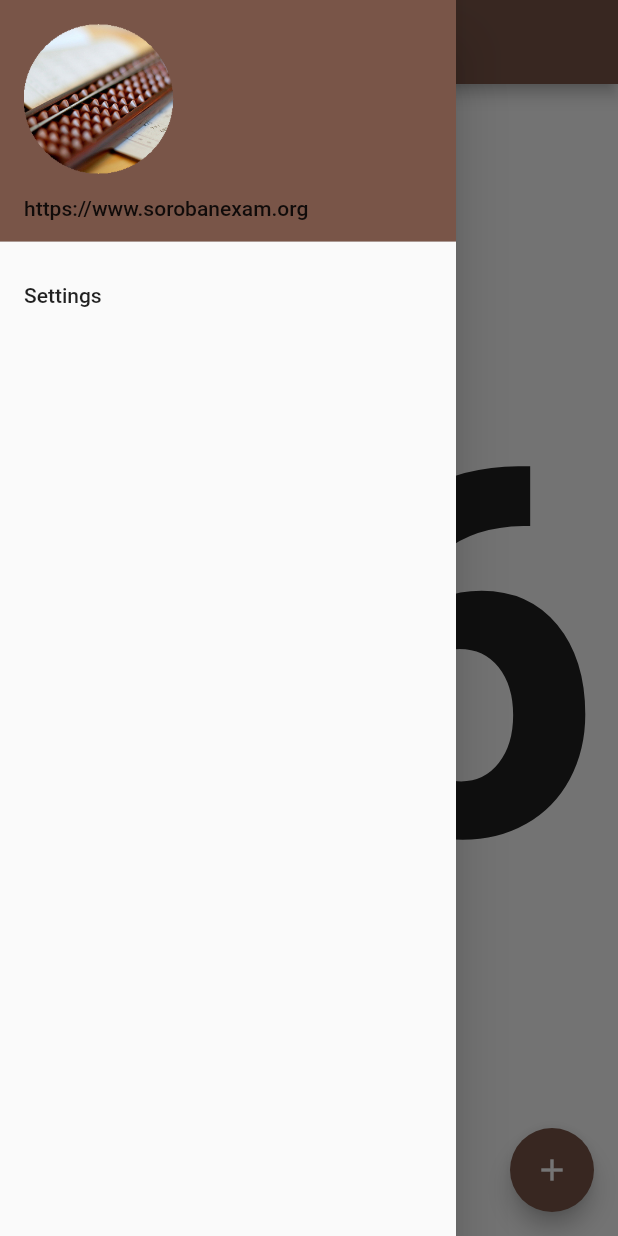
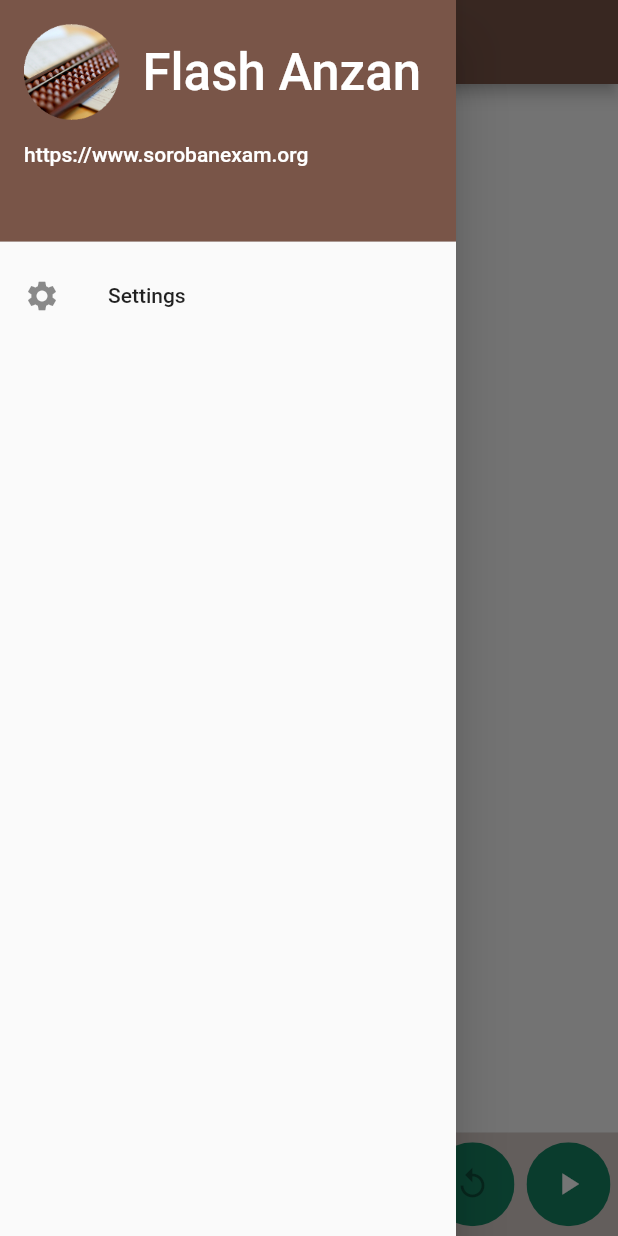
Before and after one commit to solsticedhiver/anzan, a Flutter app: the screen it shows after launch, with the side drawer open, on a phone screen of 412 x 824 dp. Run offline on Flutter 3.47's test engine with Material 2 defaults, Android fonts, the phone set to English and light mode, and no system bars; our stand-ins replace settings_ui.

Commit message:
Add a settings route
* rework main ui layout

```diff
--- a/lib/main.dart
+++ b/lib/main.dart
@@ -1,5 +1,9 @@
+import 'dart:async';
+import 'dart:math';
+
 import 'package:flutter/material.dart';
-import 'dart:math';
+
+import 'settings.dart';
 
 void main() {
   runApp(const MyApp());
@@ -31,16 +35,67 @@
 
 class _MyHomePageState extends State<MyHomePage> {
   int _number = 0;
+  int _indx = 0;
+  Timer? _timer;
+  bool isReplayable = false;
+  bool isPlaying = false;
+  bool isVisible = false;
+  List<int> numbers = [];
 
   @override
   void initState() {
-    _number = Random().nextInt(99);
     super.initState();
   }
 
-  void _newRandomNumber() {
+  void _generateNumbers(int length, int digits) {
+    int startInt = pow(10, digits - 1).toInt();
+    int maxInt = pow(10, digits).toInt() - startInt;
+    debugPrint('maxInt=$maxInt, startInt=$startInt');
+    numbers =
+        List.generate(length, (index) => Random().nextInt(maxInt) + startInt);
+    debugPrint(numbers.toString());
+  }
+
+  void _nextRandomNumber() {
     setState(() {
-      _number = Random().nextInt(99);
+      isVisible = true;
+      _number = numbers[_indx];
+      _indx++;
+    });
+    Future.delayed(const Duration(milliseconds: 500), () {
+      setState(() {
+        isVisible = false;
+        if (_indx >= numbers.length) {
+          isPlaying = false;
+          _timer!.cancel();
+        }
+      });
+    });
+  }
+
+  void _replay() {
+    _indx = 0;
+    _timer = Timer.periodic(const Duration(milliseconds: 1000), (timer) {
+      if (!isPlaying) {
+        timer.cancel();
+      } else {
+        _nextRandomNumber();
+      }
+    });
+  }
+
+  void _startPlay() {
+    _indx = 0;
+    _generateNumbers(5, 2);
+    _timer = Timer.periodic(const Duration(milliseconds: 1000), (timer) {
+      if (!isPlaying) {
+        timer.cancel();
+      } else {
+        _nextRandomNumber();
+      }
+    });
+    setState(() {
+      isReplayable = true;
     });
   }
 
@@ -72,40 +127,132 @@
                 mainAxisAlignment: MainAxisAlignment.start,
                 crossAxisAlignment: CrossAxisAlignment.start,
                 children: [
-                  Image.asset(
-                    'assets/soroban_logo_rounded.png',
-                    height: 100,
-                    width: 100,
-                  ),
+                  Row(children: [
+                    Image.asset(
+                      'assets/soroban_logo_rounded.png',
+                      height: 64,
+                      width: 64,
+                    ),
+                    const SizedBox(width: 15),
+                    Text('Flash Anzan',
+                        style: TextStyle(
+                            color: Colors.white,
+                            fontSize: Theme.of(context)
+                                .textTheme
+                                .headlineMedium!
+                                .fontSize)),
+                  ]),
                   const SizedBox(
                     height: 15,
                   ),
                   const Expanded(
-                      flex: 1, child: Text('https://www.sorobanexam.org')),
+                      flex: 1,
+                      child: Text(
+                        'https://www.sorobanexam.org',
+                        style: TextStyle(color: Colors.white),
+                      )),
                 ]),
           ),
           Expanded(
               flex: 1,
-              child: ListView(children: const [
-                ListTile(title: Text('Settings')),
+              child: ListView(children: [
+                ListTile(
+                  leading: const Icon(Icons.settings),
+                  title: const Text('Settings'),
+                  onTap: () {
+                    Navigator.of(context).push(
+                      MaterialPageRoute(
+                        builder: (context) => const SettingsRoute(),
+                      ),
+                    );
+                  },
+                ),
               ])),
         ],
       )),
       body: Center(
-        child: Column(
-          mainAxisAlignment: MainAxisAlignment.center,
+        child: Stack(
           children: <Widget>[
-            Text(
-              '$_number',
-              style: style,
-            ),
+            Visibility(
+                replacement: const SizedBox(height: 300),
+                visible: isVisible,
+                child: Text(
+                  '$_number',
+                  style: style,
+                )),
           ],
         ),
       ),
-      floatingActionButton: FloatingActionButton(
-        onPressed: _newRandomNumber,
-        tooltip: 'Increment',
-        child: const Icon(Icons.add),
+      bottomSheet: BottomSheet(
+        backgroundColor: Colors.brown[100],
+        builder: (context) {
+          return Container(
+              margin: const EdgeInsets.all(5),
+              child: Row(children: [
+                const Expanded(
+                    child: TextField(
+                  keyboardType: TextInputType.number,
+                  decoration: InputDecoration(
+                    border: OutlineInputBorder(),
+                    labelText: 'Your answer',
+                  ),
+                )),
+                const SizedBox(width: 8),
+                ClipOval(
+                    child: Container(
+                        width: 56,
+                        height: 56,
+                        color: const Color.fromARGB(255, 22, 131, 98),
+                        child: IconButton(
+                          color: Colors.white,
+                          icon: const Icon(Icons.check),
+                          onPressed: () {},
+                        ))),
+                const SizedBox(width: 8),
+                ClipOval(
+                    child: Container(
+                        width: 56,
+                        height: 56,
+                        color: const Color.fromARGB(255, 22, 131, 98),
+                        child: IconButton(
+                          color: Colors.white,
+                          icon: const Icon(Icons.replay),
+                          onPressed: isReplayable
+                              ? () {
+                                  setState(() {
+                                    isPlaying = true;
+                                  });
+                                  _replay();
+                                }
+                              : null,
+                        ))),
+                const SizedBox(width: 8),
+                ClipOval(
+                    child: Container(
+                        width: 56,
+                        height: 56,
+                        color: const Color.fromARGB(255, 22, 131, 98),
+                        child: IconButton(
+                          color: Colors.white,
+                          icon: isPlaying
+                              ? const Icon(Icons.stop)
+                              : const Icon(Icons.play_arrow),
+                          onPressed: () {
+                            setState(() {
+                              isPlaying = !isPlaying;
+                            });
+                            if (!isPlaying && _timer != null) {
+                              _timer!.cancel();
+                              isVisible = false;
+                            }
+                            if (isPlaying) {
+                              _startPlay();
+                            }
+                          },
+                        ))),
+              ]));
+        },
+        onClosing: () {},
       ),
     );
   }
--- a/pubspec.yaml
+++ b/pubspec.yaml
@@ -35,6 +35,7 @@
   # The following adds the Cupertino Icons font to your application.
   # Use with the CupertinoIcons class for iOS style icons.
   cupertino_icons: ^1.0.2
+  settings_ui: ^2.0.2
 
 dev_dependencies:
   flutter_test:
```
Also changed, not shown: lib/settings.dart (added, +55 -0 lines), pubspec.lock.
